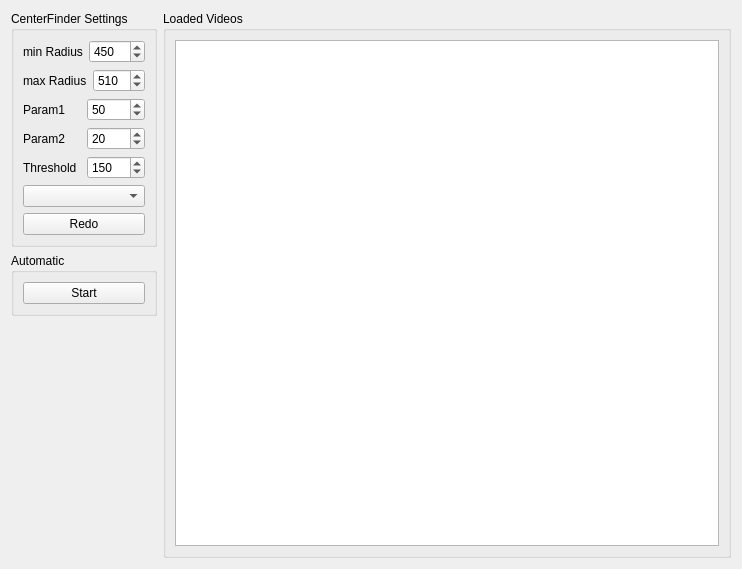
This is CenterfinderModule/centerfinder_ui.ui in kushalkolar/BehaviourAnalysis as Qt 5 draws it before an edit. The edited form follows.
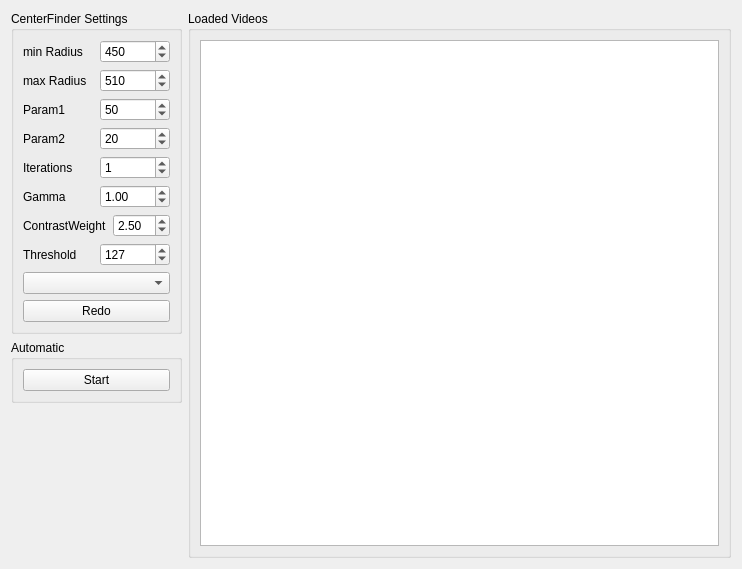
This is the edited form.

Diff of the .ui file:
```diff
--- a/CenterfinderModule/centerfinder_ui.ui
+++ b/CenterfinderModule/centerfinder_ui.ui
@@ -19,8 +19,8 @@
      <property name="title">
       <string>CenterFinder Settings</string>
      </property>
-     <layout class="QVBoxLayout" name="verticalLayout">
-      <item>
+     <layout class="QGridLayout" name="gridLayout_3">
+      <item row="0" column="0">
        <layout class="QHBoxLayout" name="horizontalLayout">
         <item>
          <widget class="QLabel" name="label">
@@ -41,7 +41,7 @@
         </item>
        </layout>
       </item>
-      <item>
+      <item row="1" column="0">
        <layout class="QHBoxLayout" name="horizontalLayout_2">
         <item>
          <widget class="QLabel" name="label_2">
@@ -62,7 +62,7 @@
         </item>
        </layout>
       </item>
-      <item>
+      <item row="2" column="0">
        <layout class="QHBoxLayout" name="horizontalLayout_3">
         <item>
          <widget class="QLabel" name="label_3">
@@ -83,7 +83,7 @@
         </item>
        </layout>
       </item>
-      <item>
+      <item row="3" column="0">
        <layout class="QHBoxLayout" name="horizontalLayout_4">
         <item>
          <widget class="QLabel" name="label_4">
@@ -104,7 +104,67 @@
         </item>
        </layout>
       </item>
-      <item>
+      <item row="4" column="0">
+       <layout class="QHBoxLayout" name="horizontalLayout_8">
+        <item>
+         <widget class="QLabel" name="label_6">
+          <property name="text">
+           <string>Iterations</string>
+          </property>
+         </widget>
+        </item>
+        <item>
+         <widget class="QSpinBox" name="spinBoxIterations">
+          <property name="value">
+           <number>1</number>
+          </property>
+         </widget>
+        </item>
+       </layout>
+      </item>
+      <item row="5" column="0">
+       <layout class="QHBoxLayout" name="horizontalLayout_10">
+        <item>
+         <widget class="QLabel" name="label_8">
+          <property name="text">
+           <string>Gamma</string>
+          </property>
+         </widget>
+        </item>
+        <item>
+         <widget class="QDoubleSpinBox" name="spinBoxGamma">
+          <property name="singleStep">
+           <double>0.100000000000000</double>
+          </property>
+          <property name="value">
+           <double>1.000000000000000</double>
+          </property>
+         </widget>
+        </item>
+       </layout>
+      </item>
+      <item row="6" column="0">
+       <layout class="QHBoxLayout" name="horizontalLayout_9">
+        <item>
+         <widget class="QLabel" name="label_7">
+          <property name="text">
+           <string>ContrastWeight</string>
+          </property>
+         </widget>
+        </item>
+        <item>
+         <widget class="QDoubleSpinBox" name="spinBoxContrastWeight">
+          <property name="singleStep">
+           <double>0.100000000000000</double>
+          </property>
+          <property name="value">
+           <double>2.500000000000000</double>
+          </property>
+         </widget>
+        </item>
+       </layout>
+      </item>
+      <item row="7" column="0">
        <layout class="QHBoxLayout" name="horizontalLayout_5">
         <item>
          <widget class="QLabel" name="label_5">
@@ -119,13 +179,13 @@
            <number>255</number>
           </property>
           <property name="value">
-           <number>150</number>
+           <number>127</number>
           </property>
          </widget>
         </item>
        </layout>
       </item>
-      <item>
+      <item row="8" column="0">
        <layout class="QHBoxLayout" name="horizontalLayout_6">
         <item>
          <widget class="QComboBox" name="comboBoxThresholdMethod">
@@ -142,14 +202,14 @@
         </item>
        </layout>
       </item>
-      <item>
+      <item row="9" column="0">
        <widget class="QPushButton" name="pushButtonRedoCenter">
         <property name="text">
          <string>Redo</string>
         </property>
        </widget>
       </item>
-      <item>
+      <item row="10" column="0">
        <layout class="QHBoxLayout" name="horizontalLayout_7"/>
       </item>
      </layout>
@@ -166,13 +226,32 @@
      <property name="title">
       <string>Loaded Videos</string>
      </property>
-     <layout class="QGridLayout" name="gridLayout_3">
+     <layout class="QGridLayout" name="gridLayout_4">
       <item row="0" column="0">
        <widget class="QListWidget" name="listWidgetVideos"/>
       </item>
      </layout>
     </widget>
    </item>
+   <item row="1" column="0">
+    <widget class="QGroupBox" name="groupBox">
+     <property name="title">
+      <string>Automatic</string>
+     </property>
+     <layout class="QGridLayout" name="gridLayout_2">
+      <item row="0" column="0">
+       <widget class="QPushButton" name="pushButtonStartStop">
+        <property name="text">
+         <string>Start</string>
+        </property>
+        <property name="checkable">
+         <bool>true</bool>
+        </property>
+       </widget>
+      </item>
+     </layout>
+    </widget>
+   </item>
    <item row="3" column="0">
     <spacer name="verticalSpacer">
      <property name="orientation">
@@ -186,25 +265,6 @@
      </property>
     </spacer>
    </item>
-   <item row="1" column="0">
-    <widget class="QGroupBox" name="groupBox">
-     <property name="title">
-      <string>Automatic</string>
-     </property>
-     <layout class="QGridLayout" name="gridLayout_2">
-      <item row="0" column="0">
-       <widget class="QPushButton" name="pushButtonStartStop">
-        <property name="text">
-         <string>Start</string>
-        </property>
-        <property name="checkable">
-         <bool>true</bool>
-        </property>
-       </widget>
-      </item>
-     </layout>
-    </widget>
-   </item>
   </layout>
  </widget>
  <resources/>
```
